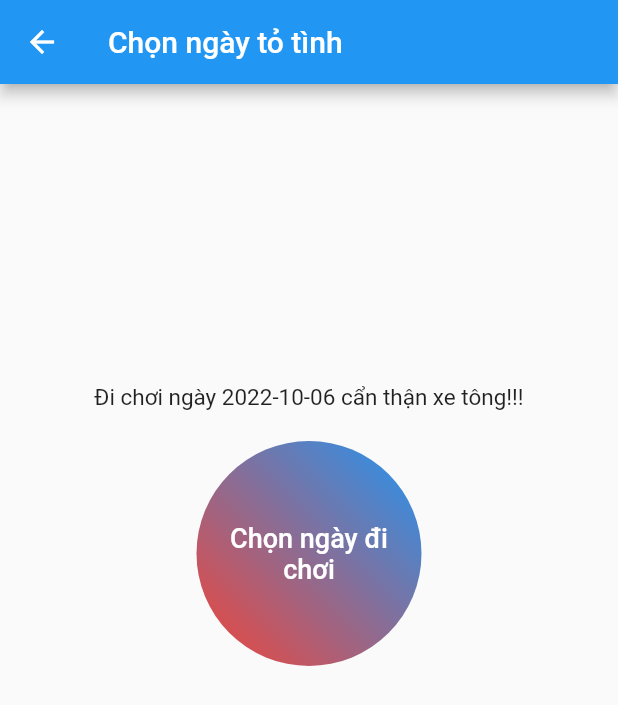
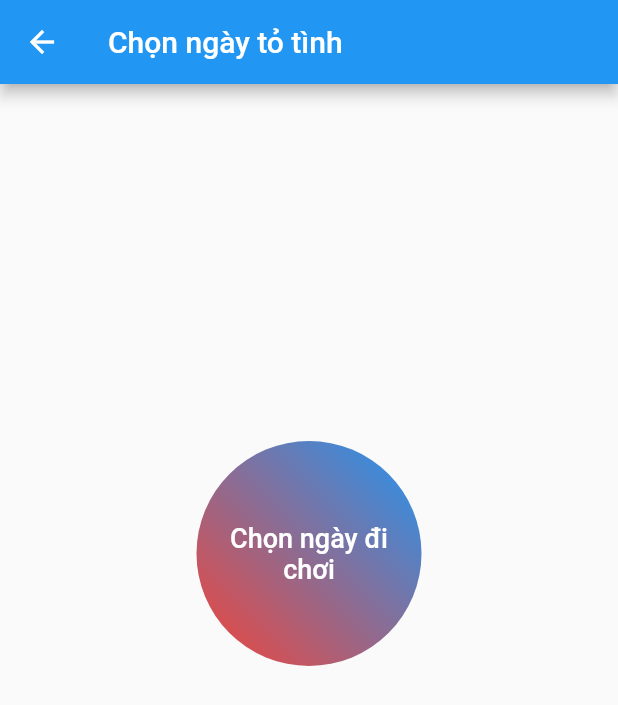
Before and after one commit to nguyenhuynhdeveloper/CodeFresherApp, a Flutter app: the screen it shows after launch, after a tap on "Ngày tình yêu", on a phone screen of 412 x 824 dp. Shown: the top 705 px of the screen. Run offline on Flutter 3.47's test engine with Material 2 defaults, Android fonts, the phone set to English and light mode, and no system bars; our stand-ins replace flutter_bloc, flutter_linkify, flutter_screenutil, fluttertoast, image_picker and 2 more; missing offline and left inert: dart:ffi.

Commit message:
6/10/2022

```diff
--- a/lib/screens/day_love.dart
+++ b/lib/screens/day_love.dart
@@ -17,7 +17,8 @@ class DayLove extends StatefulWidget {
 }
 
 class _DayLoveState extends State<DayLove> {
-  String startDay = DateFormat('yyyy-MM-dd').format(DateTime.now());
+  // String startDay = DateFormat('yyyy-MM-dd').format(DateTime.now());
+  String startDay = "";
   //show dialog calendar
   void _showDialogCalendar() {
     showModalBottomSheet<void>(
@@ -112,7 +113,9 @@ class _DayLoveState extends State<DayLove> {
               height: 200,
             ),
             Text(
-              "Đi chơi ngày $startDay cẩn thận xe tông!!!",
+              startDay != ''
+                  ? "Đi chơi ngày $startDay cẩn thận xe tông!!!"
+                  : "",
               style: TextStyle(fontSize: 15),
             ),
             SizedBox(
--- a/lib/screens/home.dart
+++ b/lib/screens/home.dart
@@ -124,7 +124,7 @@ class HomeScreen extends StatelessWidget {
                               );
                             }),
                           ),
-                          text: 'Chụp ảnh love',
+                          text: 'Chụp ảnh',
                         ),
                         SizedBox(
                           width: 50,
--- a/lib/screens/take_photo/take_photo_love.dart
+++ b/lib/screens/take_photo/take_photo_love.dart
@@ -23,7 +23,7 @@ class _TakePhotoLoveState extends State<TakePhotoLove> {
       child: Scaffold(
           resizeToAvoidBottomInset: true,
           appBar: AppBar(
-            title: Text("Chụp ảnh cùng người yêu"),
+            title: Text("Chụp ảnh cùng"),
             backgroundColor: Colors.pink[400],
           ),
           body: Container(height: 200, child: TakePhoto())),
```
